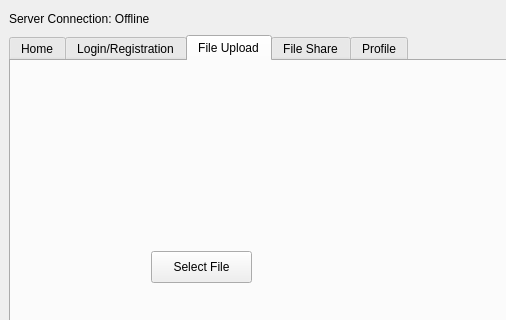
The window that fileshareqt/mainwindow.ui (Tomas-Deane/FileShare) describes before a commit, drawn with Qt 5; both pictures show x 0 to 506 and y 0 to 320 of the 1037 by 574 pixel window.
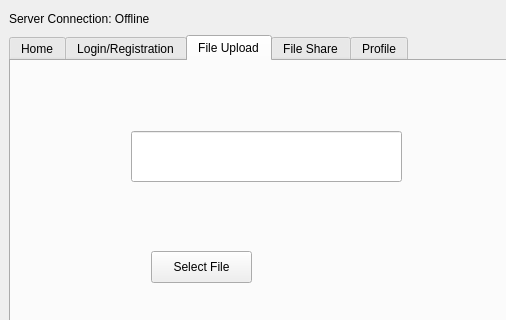
The same window after the commit. The open tabs and pages were chosen to show the change. Icons and pictures are not drawn.

Commit message: added logic for basic file upload and encryption

Patch:
```diff
--- a/fileshareqt/mainwindow.ui
+++ b/fileshareqt/mainwindow.ui
@@ -235,6 +235,16 @@
            <string>Upload File</string>
           </property>
          </widget>
+         <widget class="QLineEdit" name="fileContentsLineEdit">
+          <property name="geometry">
+           <rect>
+            <x>120</x>
+            <y>70</y>
+            <width>271</width>
+            <height>51</height>
+           </rect>
+          </property>
+         </widget>
         </widget>
         <widget class="QWidget" name="tab">
          <attribute name="title">
```
Left out of the diff: 2 changed lines with no effect on the pictures. The commit also changes 2 other files.
